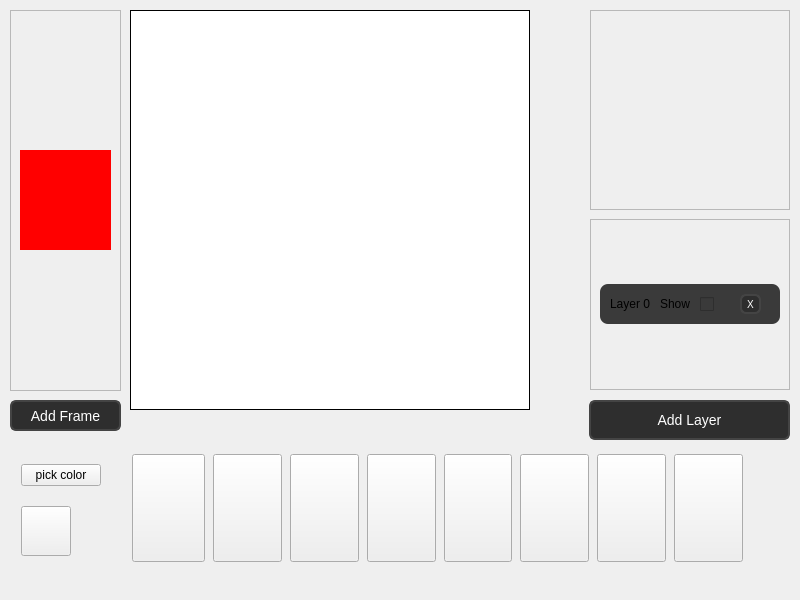
First picture: the form in mainwindow.ui, repository ElijahTolton/SpriteSmith, before the edit.
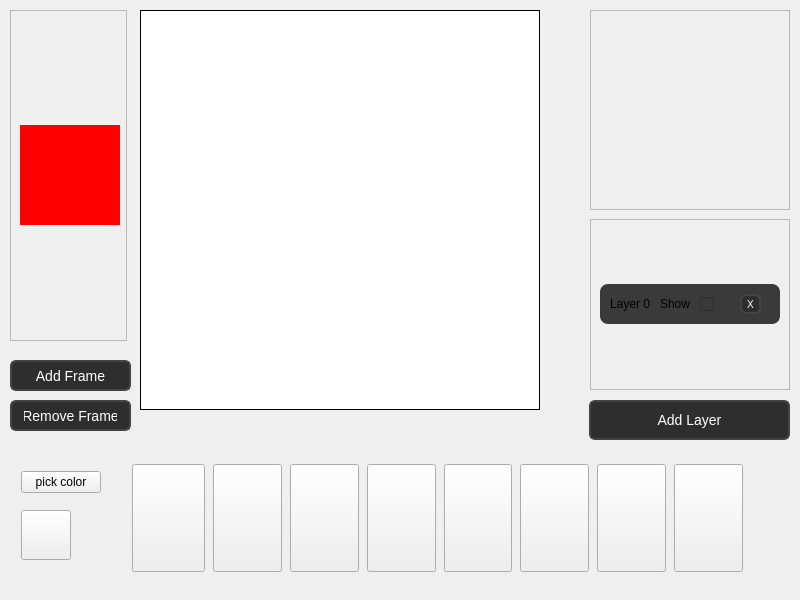
Second picture: the form after the edit. Custom widgets are drawn as their Qt base class.

Commit message: Added Frame Preview sidebar

```diff
--- a/mainwindow.ui
+++ b/mainwindow.ui
@@ -18,7 +18,7 @@
     <property name="geometry">
      <rect>
       <x>130</x>
-      <y>450</y>
+      <y>460</y>
       <width>620</width>
       <height>116</height>
      </rect>
@@ -157,7 +157,7 @@
    <widget class="SpriteEditor" name="canvas">
     <property name="geometry">
      <rect>
-      <x>130</x>
+      <x>140</x>
       <y>10</y>
       <width>400</width>
       <height>400</height>
@@ -408,9 +408,9 @@
     <property name="geometry">
      <rect>
       <x>0</x>
-      <y>450</y>
+      <y>460</y>
       <width>122</width>
-      <height>121</height>
+      <height>111</height>
      </rect>
     </property>
     <layout class="QGridLayout" name="gridLayout">
@@ -444,10 +444,16 @@
      <rect>
       <x>10</x>
       <y>10</y>
-      <width>111</width>
-      <height>381</height>
+      <width>117</width>
+      <height>331</height>
      </rect>
     </property>
+    <property name="maximumSize">
+     <size>
+      <width>150</width>
+      <height>400</height>
+     </size>
+    </property>
     <property name="horizontalScrollBarPolicy">
      <enum>Qt::ScrollBarPolicy::ScrollBarAlwaysOff</enum>
     </property>
@@ -459,15 +465,24 @@
       <rect>
        <x>0</x>
        <y>0</y>
-       <width>109</width>
-       <height>379</height>
+       <width>115</width>
+       <height>329</height>
       </rect>
      </property>
      <layout class="QVBoxLayout" name="verticalLayout_2">
       <item>
        <layout class="QVBoxLayout" name="frameView">
+        <property name="spacing">
+         <number>4</number>
+        </property>
         <item>
          <widget class="QWidget" name="frameWidget" native="true">
+          <property name="minimumSize">
+           <size>
+            <width>100</width>
+            <height>100</height>
+           </size>
+          </property>
           <property name="maximumSize">
            <size>
             <width>100</width>
@@ -488,8 +503,8 @@
     <property name="geometry">
      <rect>
       <x>10</x>
-      <y>400</y>
-      <width>111</width>
+      <y>360</y>
+      <width>121</width>
       <height>31</height>
      </rect>
     </property>
@@ -524,6 +539,51 @@
      <string>Add Frame</string>
     </property>
    </widget>
+   <widget class="QPushButton" name="removeFrame">
+    <property name="geometry">
+     <rect>
+      <x>10</x>
+      <y>400</y>
+      <width>121</width>
+      <height>31</height>
+     </rect>
+    </property>
+    <property name="font">
+     <font>
+      <pointsize>-1</pointsize>
+     </font>
+    </property>
+    <property name="styleSheet">
+     <string notr="true">QPushButton {
+    background-color: #2E2E2E;  /* Dark gray background */
+    color: #FFFFFF;  /* White text */
+    border: 2px solid #444444;  /* Slightly lighter border */
+    border-radius: 6px;  /* Rounded corners */
+    padding: 6px 12px;  /* Comfortable padding */
+    font-size: 14px;  /* Readable text */
+}
+
+QPushButton:hover {
+    background-color: #3A3A3A;  /* Slightly lighter on hover */
+    border: 2px solid #555555;  /* Lighter border */
+}
+
+QPushButton:pressed {
+    background-color: #1F1F1F;  /* Even darker when clicked */
+    border: 2px solid #666666;
+}
+
+QPushButton:disabled {
+    background-color: #444444;  /* Disabled state */
+    color: #777777;
+    border: 2px solid #555555;
+}
+</string>
+    </property>
+    <property name="text">
+     <string>Remove Frame</string>
+    </property>
+   </widget>
   </widget>
  </widget>
  <customwidgets>
```
The commit also changes 5 other files.
